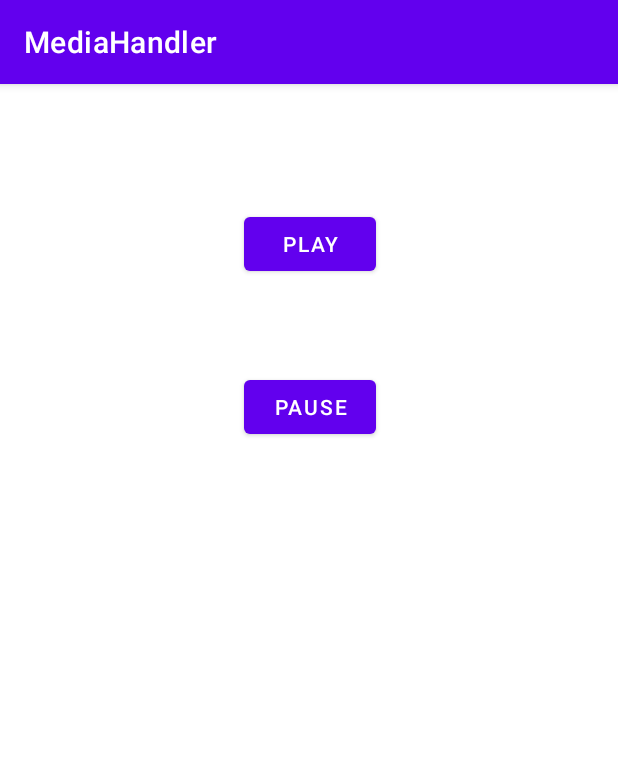
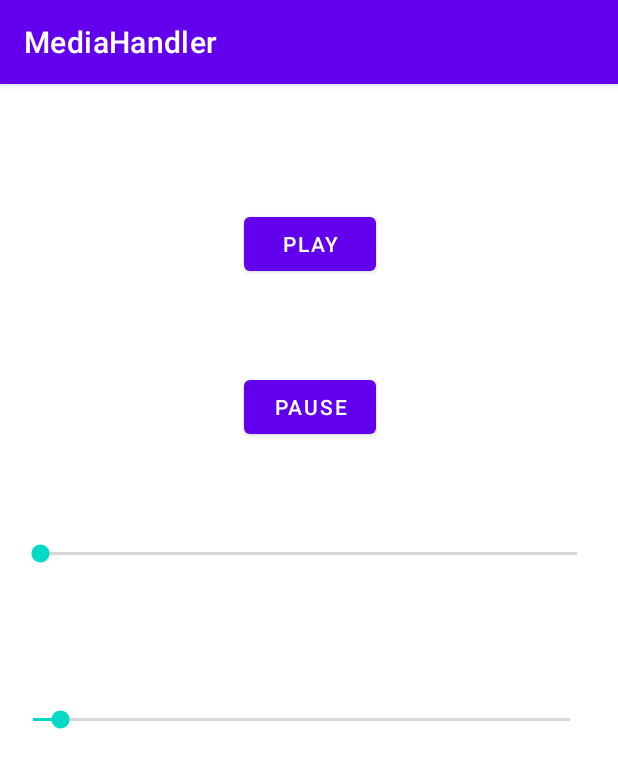
Before and after one commit to princenyamadi/MediaHandler, an Android app: the screen it shows after launch (MainActivity), after a tap on "PAUSE", on a phone screen of 412 x 824 dp. Shown: the top 768 px of the screen. Run offline under Robolectric (Android 15) with nearby library versions, the phone set to English and light mode, and no system bars.

Commit message:
[feat]: SeekBar to track progress of music
Added another seekbar to to track the progress of the song being played

```diff
--- a/app/src/main/java/tech/peny/mediahandler/MainActivity.java
+++ b/app/src/main/java/tech/peny/mediahandler/MainActivity.java
@@ -2,16 +2,22 @@
 
 import androidx.appcompat.app.AppCompatActivity;
 
+import android.media.AudioManager;
 import android.media.MediaPlayer;
 import android.os.Bundle;
+import android.util.Log;
 import android.view.View;
 import android.widget.MediaController;
+import android.widget.SeekBar;
 import android.widget.VideoView;
+
+import java.util.Timer;
+import java.util.TimerTask;
 
 public class MainActivity extends AppCompatActivity {
 
     MediaPlayer mediaPlayer;
-
+    AudioManager audioManager;
     public void play(View view){
         mediaPlayer.start();
     }
@@ -24,7 +30,68 @@
     protected void onCreate(Bundle savedInstanceState) {
         super.onCreate(savedInstanceState);
         setContentView(R.layout.activity_main);
+
+
+        audioManager = (AudioManager) getSystemService(AUDIO_SERVICE);
+
         mediaPlayer = MediaPlayer.create(this, R.raw.dancemonkey);
 
+        int maxVolume = audioManager.getStreamMaxVolume(AudioManager.STREAM_MUSIC);
+        int currentVolume = audioManager.getStreamVolume(AudioManager.STREAM_MUSIC);
+
+
+
+        SeekBar volumeControl = (SeekBar) findViewById(R.id.volumeSeekBar);
+        volumeControl.setMax(maxVolume);
+        volumeControl.setProgress(currentVolume);
+
+
+
+        volumeControl.setOnSeekBarChangeListener(new SeekBar.OnSeekBarChangeListener() {
+            @Override
+            public void onProgressChanged(SeekBar seekBar, int progress, boolean fromUser) {
+                Log.i("Seekbar chnaged", Integer.toString(progress));
+
+                audioManager.setStreamVolume(AudioManager.STREAM_MUSIC, progress,0);
+            }
+
+            @Override
+            public void onStartTrackingTouch(SeekBar seekBar) {
+
+            }
+
+            @Override
+            public void onStopTrackingTouch(SeekBar seekBar) {
+
+            }
+        });
+
+        SeekBar scrubSeekBar = (SeekBar) findViewById(R.id.scrubSeekBar);
+        scrubSeekBar.setMax(mediaPlayer.getDuration());
+
+        scrubSeekBar.setOnSeekBarChangeListener(new SeekBar.OnSeekBarChangeListener() {
+            @Override
+            public void onProgressChanged(SeekBar seekBar, int progress, boolean fromUser) {
+                Log.i("Scrub seekbar moved", Integer.toString(progress));
+                mediaPlayer.seekTo(progress);
+            }
+
+            @Override
+            public void onStartTrackingTouch(SeekBar seekBar) {
+
+            }
+
+            @Override
+            public void onStopTrackingTouch(SeekBar seekBar) {
+
+            }
+        });
+
+        new Timer().scheduleAtFixedRate(new TimerTask() {
+            @Override
+            public void run() {
+                scrubSeekBar.setProgress(mediaPlayer.getCurrentPosition());
+            }
+        }, 0, 100);
     }
 }
--- a/app/src/main/res/layout/activity_main.xml
+++ b/app/src/main/res/layout/activity_main.xml
@@ -39,4 +39,34 @@
         app:layout_constraintEnd_toEndOf="parent"
         app:layout_constraintStart_toStartOf="parent"
         app:layout_constraintTop_toBottomOf="@+id/button" />
+
+    <SeekBar
+        android:id="@+id/volumeSeekBar"
+        android:layout_width="390dp"
+        android:layout_height="40dp"
+        android:layout_marginTop="54dp"
+        android:layout_marginBottom="417dp"
+        app:layout_constraintBottom_toBottomOf="parent"
+        app:layout_constraintEnd_toEndOf="parent"
+        app:layout_constraintHorizontal_bias="0.476"
+        app:layout_constraintStart_toStartOf="parent"
+        app:layout_constraintTop_toBottomOf="@+id/button2"
+        app:layout_constraintVertical_bias="0.0" />
+
+
+    <SeekBar
+        android:id="@+id/scrubSeekBar"
+        android:layout_width="390dp"
+        android:layout_height="40dp"
+        android:layout_marginStart="5dp"
+        android:layout_marginLeft="5dp"
+        android:layout_marginTop="53dp"
+        android:layout_marginEnd="16dp"
+        android:layout_marginRight="16dp"
+        android:layout_marginBottom="324dp"
+        app:layout_constraintBottom_toBottomOf="parent"
+        app:layout_constraintEnd_toEndOf="parent"
+        app:layout_constraintStart_toStartOf="parent"
+        app:layout_constraintTop_toBottomOf="@+id/volumeSeekBar"
+        app:layout_constraintVertical_bias="1.0" />
 </androidx.constraintlayout.widget.ConstraintLayout>
```
